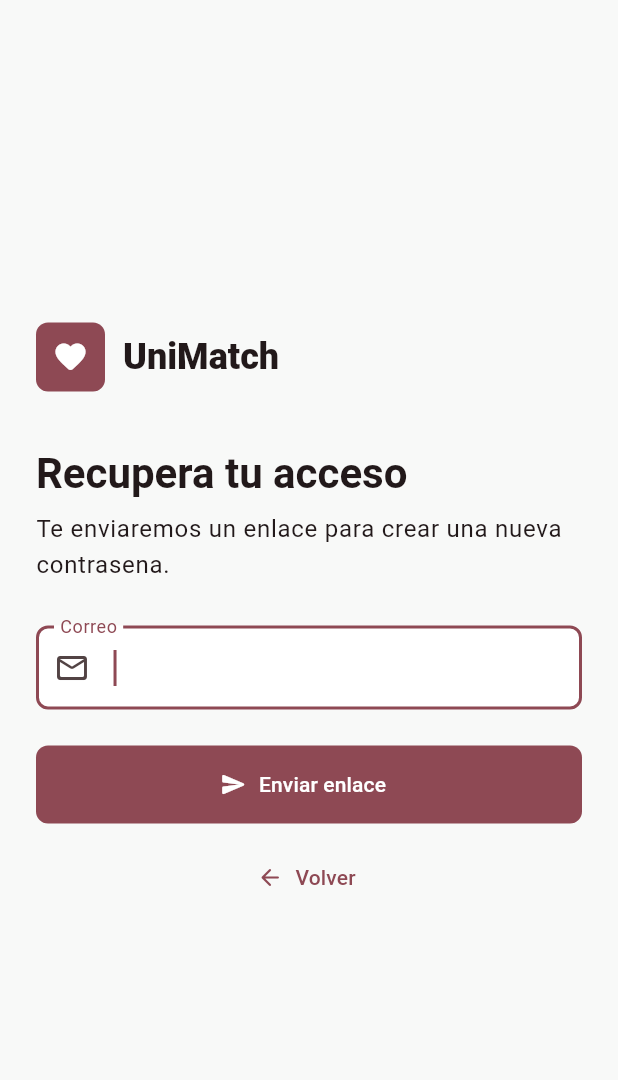
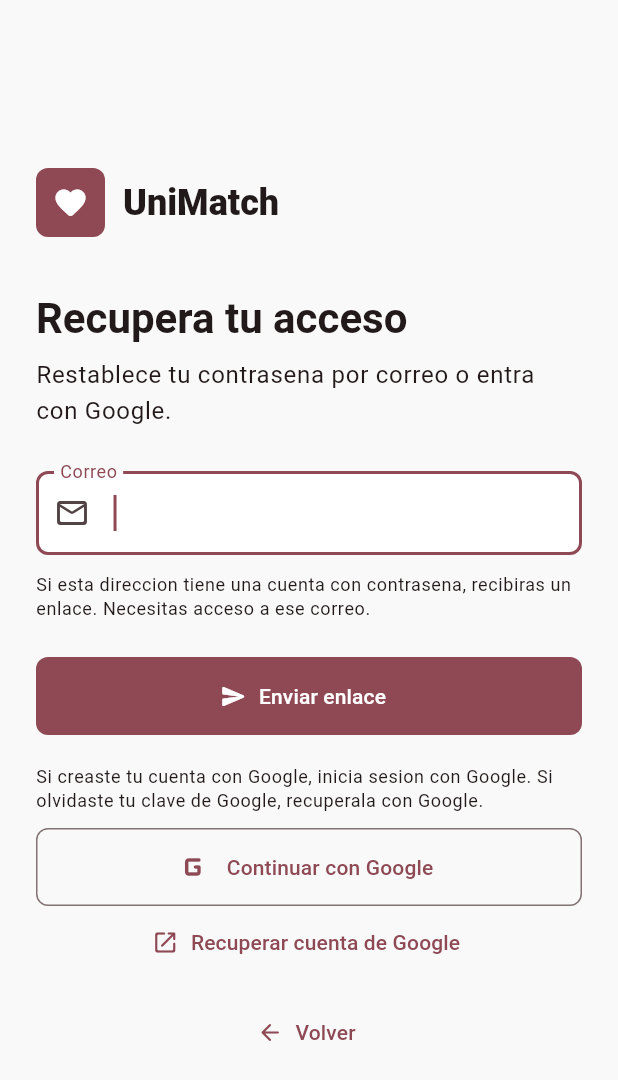
Before and after one commit to David32361/unimach, a Flutter app: the ForgotPasswordScreen screen opened by its route, on a phone screen of 412 x 824 dp. Shown: the top 1080 px of the screen. Run offline on Flutter 3.47's test engine with Material 3 defaults, Android fonts, the phone set to English and light mode, and no system bars; our stand-ins replace cloud_firestore, firebase_auth, firebase_core, firebase_messaging, flutter_riverpod, go_router and 1 more; accounts and stored records are empty; generated files the repository leaves out were written again.

Commit message:
feat(auth): improve password recovery flow

```diff
--- a/unimatch_admin/pubspec.yaml
+++ b/unimatch_admin/pubspec.yaml
@@ -16,7 +16,7 @@ publish_to: 'none' # Remove this line if you wish to publish to pub.dev
 # https://developer.apple.com/library/archive/documentation/General/Reference/InfoPlistKeyReference/Articles/CoreFoundationKeys.html
 # In Windows, build-name is used as the major, minor, and patch parts
 # of the product and file versions while build-number is used as the build suffix.
-version: 0.1.0-dev.2+2
+version: 0.1.0-dev.3+3
 
 environment:
   sdk: ^3.12.1
--- a/unimatch_user/lib/presentation/features/auth/forgot_password_screen.dart
+++ b/unimatch_user/lib/presentation/features/auth/forgot_password_screen.dart
@@ -5,6 +5,7 @@ import 'package:unimatch_user/core/validators/auth_validators.dart';
 import 'package:unimatch_user/presentation/features/auth/widgets/auth_feedback.dart';
 import 'package:unimatch_user/presentation/features/auth/widgets/auth_scaffold.dart';
 import 'package:unimatch_user/providers/auth_providers.dart';
+import 'package:url_launcher/link.dart';
 
 class ForgotPasswordScreen extends ConsumerStatefulWidget {
   const ForgotPasswordScreen({super.key});
@@ -17,6 +18,7 @@ class ForgotPasswordScreen extends ConsumerStatefulWidget {
 class _ForgotPasswordScreenState extends ConsumerState<ForgotPasswordScreen> {
   final _formKey = GlobalKey<FormState>();
   final _emailController = TextEditingController();
+  bool _sent = false;
 
   @override
   void dispose() {
@@ -30,10 +32,7 @@ class _ForgotPasswordScreenState extends ConsumerState<ForgotPasswordScreen> {
         .read(authControllerProvider.notifier)
         .sendPasswordReset(_emailController.text);
     if (!mounted || !success) return;
-    ScaffoldMessenger.of(context).showSnackBar(
-      const SnackBar(content: Text('Revisa tu correo para restablecerla.')),
-    );
-    context.pop();
+    setState(() => _sent = true);
   }
 
   @override
@@ -42,7 +41,7 @@ class _ForgotPasswordScreenState extends ConsumerState<ForgotPasswordScreen> {
     listenForAuthErrors(context, ref);
     return AuthScaffold(
       title: 'Recupera tu acceso',
-      subtitle: 'Te enviaremos un enlace para crear una nueva contrasena.',
+      subtitle: 'Restablece tu contrasena por correo o entra con Google.',
       child: Form(
         key: _formKey,
         child: Column(
@@ -56,13 +55,68 @@ class _ForgotPasswordScreenState extends ConsumerState<ForgotPasswordScreen> {
                 labelText: 'Correo',
                 prefixIcon: Icon(Icons.mail_outline_rounded),
               ),
+              onChanged: (_) {
+                if (_sent) setState(() => _sent = false);
+              },
               validator: AuthValidators.email,
             ),
+            const SizedBox(height: 12),
+            Text(
+              'Si esta direccion tiene una cuenta con contrasena, '
+              'recibiras un enlace. Necesitas acceso a ese correo.',
+              style: Theme.of(context).textTheme.bodySmall,
+            ),
+            if (_sent) ...[
+              const SizedBox(height: 16),
+              Row(
+                crossAxisAlignment: CrossAxisAlignment.start,
+                children: [
+                  const Icon(Icons.mark_email_read_outlined),
+                  const SizedBox(width: 10),
+                  Expanded(
+                    child: Text(
+                      'Solicitud recibida. Revisa tu bandeja y spam. '
+                      'Si no controlas ese correo, no podras restablecer '
+                      'la contrasena desde UniMatch.',
+                      style: Theme.of(context).textTheme.bodyMedium,
+                    ),
+                  ),
+                ],
+              ),
+            ],
             const SizedBox(height: 24),
             FilledButton.icon(
               onPressed: auth.isLoading ? null : _submit,
-              icon: const Icon(Icons.send_rounded),
-              label: const Text('Enviar enlace'),
+              icon: auth.isLoading
+                  ? const SizedBox.square(
+                      dimension: 18,
+                      child: CircularProgressIndicator(strokeWidth: 2),
+                    )
+                  : const Icon(Icons.send_rounded),
+              label: Text(_sent ? 'Reenviar enlace' : 'Enviar enlace'),
+            ),
+            const SizedBox(height: 20),
+            Text(
+              'Si creaste tu cuenta con Google, inicia sesion con Google. '
+              'Si olvidaste tu clave de Google, recuperala con Google.',
+              style: Theme.of(context).textTheme.bodySmall,
+            ),
+            const SizedBox(height: 10),
+            OutlinedButton.icon(
+              onPressed: auth.isLoading
+                  ? null
+                  : ref.read(authControllerProvider.notifier).signInWithGoogle,
+              icon: const Icon(Icons.g_mobiledata_rounded, size: 28),
+              label: const Text('Continuar con Google'),
+            ),
+            Link(
+              uri: Uri.parse('https://accounts.google.com/signin/recovery'),
+              target: LinkTarget.blank,
+              builder: (context, followLink) => TextButton.icon(
+                onPressed: auth.isLoading ? null : followLink,
+                icon: const Icon(Icons.open_in_new_rounded),
+                label: const Text('Recuperar cuenta de Google'),
+              ),
             ),
             const SizedBox(height: 12),
             TextButton.icon(
--- a/unimatch_user/lib/repositories/auth_repository.dart
+++ b/unimatch_user/lib/repositories/auth_repository.dart
@@ -37,6 +37,9 @@ class AuthRepository {
     try {
       await _service.sendPasswordReset(email);
     } on FirebaseAuthException catch (error) {
+      if (error.code == 'user-not-found' || error.code == 'email-not-found') {
+        return;
+      }
       throw AuthFailure.fromFirebase(error);
     }
   }
--- a/unimatch_user/lib/services/auth_service.dart
+++ b/unimatch_user/lib/services/auth_service.dart
@@ -44,8 +44,9 @@ class AuthService {
     }
   }
 
-  Future<void> sendPasswordReset(String email) {
-    return _auth.sendPasswordResetEmail(email: email.trim());
+  Future<void> sendPasswordReset(String email) async {
+    await _auth.setLanguageCode('es');
+    await _auth.sendPasswordResetEmail(email: email.trim());
   }
 
   Future<void> signOut() async {
--- a/unimatch_user/pubspec.yaml
+++ b/unimatch_user/pubspec.yaml
@@ -16,7 +16,7 @@ publish_to: 'none' # Remove this line if you wish to publish to pub.dev
 # https://developer.apple.com/library/archive/documentation/General/Reference/InfoPlistKeyReference/Articles/CoreFoundationKeys.html
 # In Windows, build-name is used as the major, minor, and patch parts
 # of the product and file versions while build-number is used as the build suffix.
-version: 0.1.0-dev.2+2
+version: 0.1.0-dev.3+3
 
 environment:
   sdk: ^3.12.1
@@ -42,6 +42,7 @@ dependencies:
   firebase_messaging: ^16.7.0
   firebase_analytics: ^12.6.0
   google_sign_in: ^7.2.0
+  url_launcher: ^6.3.3
   unimatch_admin:
     path: ../unimatch_admin
 
```
Also changed, not shown: unimatch_user/pubspec.lock, 5 other files.
